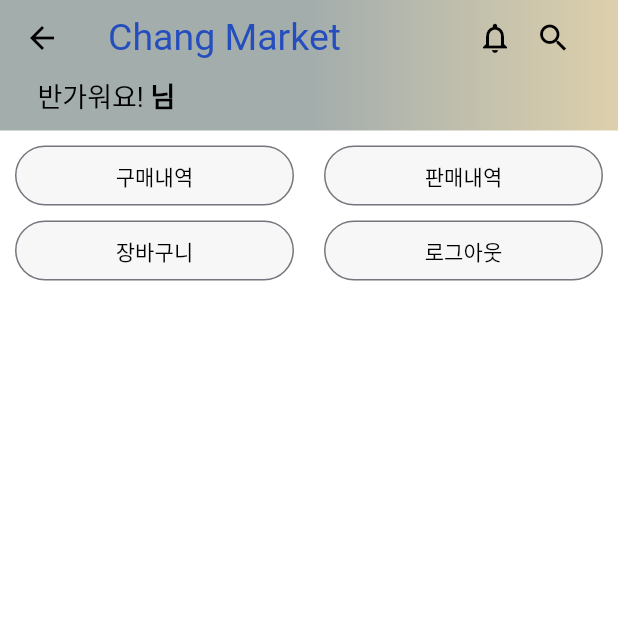
After one commit to Aidenuk/flutter-with-node.js, a Flutter app: the AccountScreen screen opened directly, on a phone screen of 412 x 824 dp, the top half of it. The commit adds this screen. Run offline on Flutter 3.47's test engine with Material 3 defaults, Android fonts, the phone set to English and light mode, and no system bars; our stand-ins replace badges, shared_preferences; accounts and stored records are empty; network calls fail.

Commit message:
work on the main page with user token

```diff
--- a/lib/constants/global_variables.dart
+++ b/lib/constants/global_variables.dart
@@ -6,8 +6,8 @@ class GlobalVariables {
   // COLORS
   static const appBarGradient = LinearGradient(
     colors: [
-      Color.fromARGB(255, 29, 201, 192),
-      Color.fromARGB(255, 125, 221, 216),
+      Color.fromARGB(255, 163, 173, 172),
+      Color.fromARGB(255, 221, 208, 172),
     ],
     stops: [0.5, 1.0],
   );
--- /dev/null
+++ b/lib/features/account/screens/account_screen.dart
@@ -0,0 +1,61 @@
+import 'package:clone_carrot/constants/global_variables.dart';
+import 'package:clone_carrot/features/account/widgets/below_app_bar.dart';
+import 'package:clone_carrot/features/account/widgets/top_buttons.dart';
+import 'package:flutter/material.dart';
+
+class AccountScreen extends StatelessWidget {
+  const AccountScreen({super.key});
+
+  @override
+  Widget build(BuildContext context) {
+    return Scaffold(
+      appBar: PreferredSize(
+          preferredSize: const Size.fromHeight(50),
+          child: AppBar(
+            flexibleSpace: Container(
+              decoration: const BoxDecoration(
+                gradient: GlobalVariables.appBarGradient,
+              ),
+            ),
+            title: Row(
+              mainAxisAlignment: MainAxisAlignment.spaceBetween,
+              children: [
+                Container(
+                    alignment: Alignment.topLeft,
+                    child: RichText(
+                        text: TextSpan(
+                      text: 'Chang Market',
+                      style: const TextStyle(
+                        fontSize: 25,
+                        color: Color.fromARGB(255, 36, 77, 189),
+                      ),
+                    ))),
+                Container(
+                  padding: const EdgeInsets.only(left: 10, right: 15),
+                  child: Row(
+                    children: const [
+                      Padding(
+                        padding: EdgeInsets.only(right: 15),
+                        child: Icon(Icons.notifications_outlined),
+                      ),
+                      Icon(
+                        Icons.search,
+                      ),
+                    ],
+                  ),
+                ),
+              ],
+            ),
+          )),
+      body: Column(
+        children: const [
+          BelowAppBar(),
+          SizedBox(height: 10),
+          TopButtons(),
+          SizedBox(height: 20),
+          // Orders(),
+        ],
+      ),
+    );
+  }
+}
--- /dev/null
+++ b/lib/features/account/widgets/account_button.dart
@@ -0,0 +1,42 @@
+import 'package:flutter/material.dart';
+
+class AccountButton extends StatelessWidget {
+  final String text;
+  final VoidCallback onTap;
+  const AccountButton({
+    Key? key,
+    required this.text,
+    required this.onTap,
+  }) : super(key: key);
+
+  @override
+  Widget build(BuildContext context) {
+    return Expanded(
+      child: Container(
+        margin: const EdgeInsets.symmetric(horizontal: 10),
+        height: 40,
+        decoration: BoxDecoration(
+          border: Border.all(color: Colors.white, width: 0.0),
+          borderRadius: BorderRadius.circular(50),
+          color: Colors.white,
+        ),
+        child: OutlinedButton(
+          style: ElevatedButton.styleFrom(
+            backgroundColor: Colors.black12.withOpacity(0.03),
+            shape: RoundedRectangleBorder(
+              borderRadius: BorderRadius.circular(50),
+            ),
+          ),
+          onPressed: onTap,
+          child: Text(
+            text,
+            style: const TextStyle(
+              color: Colors.black,
+              fontWeight: FontWeight.normal,
+            ),
+          ),
+        ),
+      ),
+    );
+  }
+}
--- /dev/null
+++ b/lib/features/account/widgets/below_app_bar.dart
@@ -0,0 +1,43 @@
+import 'package:clone_carrot/constants/global_variables.dart';
+import 'package:flutter/material.dart';
+import 'package:provider/provider.dart';
+import 'package:clone_carrot/provider/user_provider.dart';
+
+class BelowAppBar extends StatelessWidget {
+  const BelowAppBar({Key? key}) : super(key: key);
+
+  @override
+  Widget build(BuildContext context) {
+    final user = Provider.of<UserProvider>(context).user;
+
+    return Container(
+      decoration: const BoxDecoration(
+        gradient: GlobalVariables.appBarGradient,
+      ),
+      padding: const EdgeInsets.only(left: 25, right: 15, bottom: 10),
+      child: Row(
+        children: [
+          RichText(
+            text: TextSpan(
+              text: '반가워요! ',
+              style: const TextStyle(
+                fontSize: 18,
+                color: Colors.black,
+              ),
+              children: [
+                TextSpan(
+                  text: "${user.name}님",
+                  style: const TextStyle(
+                    fontSize: 18,
+                    color: Colors.black,
+                    fontWeight: FontWeight.w600,
+                  ),
+                ),
+              ],
+            ),
+          ),
+        ],
+      ),
+    );
+  }
+}
--- /dev/null
+++ b/lib/features/account/widgets/top_buttons.dart
@@ -0,0 +1,39 @@
+import 'package:clone_carrot/features/account/widgets/account_button.dart';
+import 'package:flutter/material.dart';
+
+class TopButtons extends StatelessWidget {
+  const TopButtons({Key? key}) : super(key: key);
+
+  @override
+  Widget build(BuildContext context) {
+    return Column(
+      children: [
+        Row(
+          children: [
+            AccountButton(
+              text: '구매내역',
+              onTap: () {},
+            ),
+            AccountButton(
+              text: '판매내역',
+              onTap: () {},
+            ),
+          ],
+        ),
+        const SizedBox(height: 10),
+        Row(
+          children: [
+            AccountButton(
+              text: '장바구니',
+              onTap: () => {},
+            ),
+            AccountButton(
+              text: '로그아웃',
+              onTap: () {},
+            ),
+          ],
+        ),
+      ],
+    );
+  }
+}
--- a/lib/main.dart
+++ b/lib/main.dart
@@ -1,4 +1,5 @@
-import 'package:clone_carrot/home/screen/home_screen.dart';
+// import 'package:clone_carrot/home/screen/home_screen.dart';
+import 'package:clone_carrot/common/widgets/bottom_bar.dart';
 import 'package:clone_carrot/provider/user_provider.dart';
 import 'package:clone_carrot/services/auth_service.dart';
 import 'package:flutter/material.dart';
@@ -47,7 +48,7 @@ class _MyAppState extends State<MyApp> {
               ))),
       onGenerateRoute: (settings) => generateRoute(settings),
       home: Provider.of<UserProvider>(context).user.token.isNotEmpty
-          ? const HomeScreen()
+          ? const BottomBar()
           : const AuthScreen(),
     );
   }
--- a/lib/router.dart
+++ b/lib/router.dart
@@ -1,6 +1,7 @@
 import 'package:flutter/material.dart';
 import 'features/auth/screens/auth_screen.dart';
 import 'home/screen/home_screen.dart';
+import 'common/widgets/bottom_bar.dart';
 
 Route<dynamic> generateRoute(RouteSettings routeSettings) {
   switch (routeSettings.name) {
@@ -14,6 +15,11 @@ Route<dynamic> generateRoute(RouteSettings routeSettings) {
         settings: routeSettings,
         builder: (_) => const HomeScreen(),
       );
+    case BottomBar.routeName:
+      return MaterialPageRoute(
+        settings: routeSettings,
+        builder: (_) => const BottomBar(),
+      );
     default:
       return MaterialPageRoute(
           settings: routeSettings,
--- a/pubspec.yaml
+++ b/pubspec.yaml
@@ -38,6 +38,7 @@ dependencies:
   http: ^1.2.2
   provider: ^6.1.2
   shared_preferences: ^2.3.3
+  badges: ^3.1.2
 
 dev_dependencies:
   flutter_test:
@@ -62,8 +63,8 @@ flutter:
   uses-material-design: true
 
   # To add assets to your application, add an assets section, like this:
-  # assets:
-  #   - images/a_dot_burr.jpeg
+  assets:
+  - assets/images/
   #   - images/a_dot_ham.jpeg
 
   # An image asset can refer to one or more resolution-specific "variants", see
```
Also changed, not shown: lib/common/widgets/bottom_bar.dart (added, +111 -0 lines), lib/services/auth_service.dart (+13 -134 lines), assets/images/app_logo.png (added), assets/images/carrot_logo.png (added), assets/images/logo.png (added), pubspec.lock, 2 other files.
